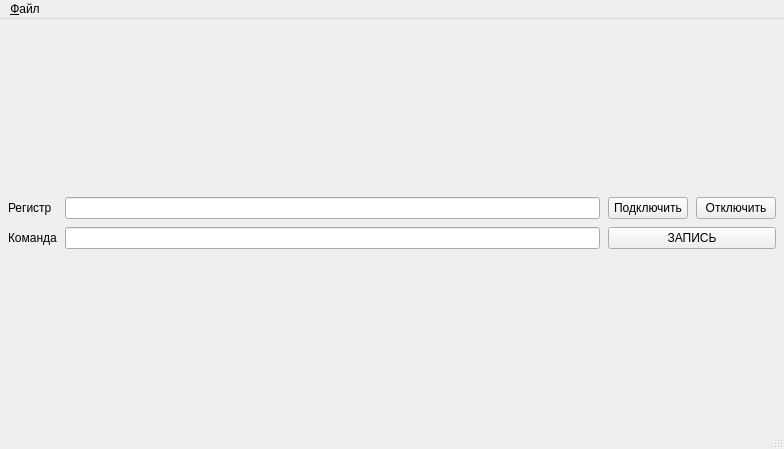
The window that mainwindow.ui (igrekus/adf3114) describes before a commit, drawn with Qt 5.
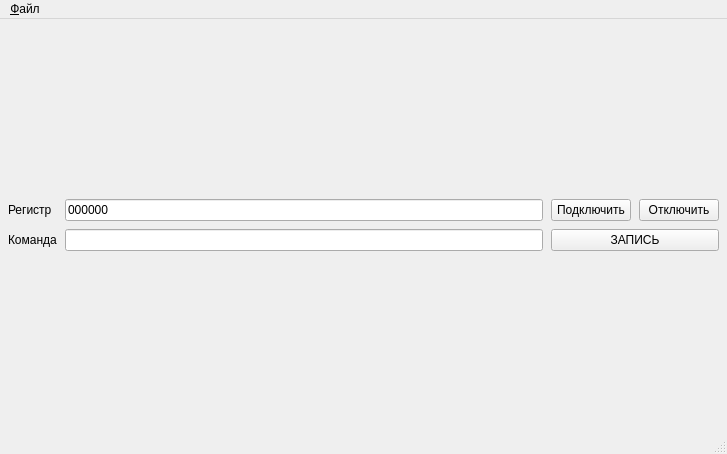
The same window after the commit.

Commit message: Add register and command string gen

Diff of the .ui file:
```diff
--- a/mainwindow.ui
+++ b/mainwindow.ui
@@ -6,8 +6,8 @@
    <rect>
     <x>0</x>
     <y>0</y>
-    <width>784</width>
-    <height>449</height>
+    <width>727</width>
+    <height>454</height>
    </rect>
   </property>
   <property name="windowTitle">
@@ -43,7 +43,17 @@
        </widget>
       </item>
       <item row="0" column="1">
-       <widget class="QLineEdit" name="lineEdit"/>
+       <widget class="QLineEdit" name="editRegister">
+        <property name="inputMask">
+         <string>HHHHHH</string>
+        </property>
+        <property name="text">
+         <string>000000</string>
+        </property>
+        <property name="maxLength">
+         <number>6</number>
+        </property>
+       </widget>
       </item>
       <item row="0" column="2">
        <layout class="QHBoxLayout" name="horizontalLayout_2">
@@ -71,7 +81,10 @@
        </widget>
       </item>
       <item row="1" column="1">
-       <widget class="QLineEdit" name="lineEdit_2">
+       <widget class="QLineEdit" name="editCommand">
+        <property name="enabled">
+         <bool>true</bool>
+        </property>
         <property name="readOnly">
          <bool>true</bool>
         </property>
@@ -93,8 +106,8 @@
     <rect>
      <x>0</x>
      <y>0</y>
-     <width>784</width>
-     <height>22</height>
+     <width>727</width>
+     <height>21</height>
     </rect>
    </property>
    <widget class="QMenu" name="menu">
```
The commit also changes 1 other file.
